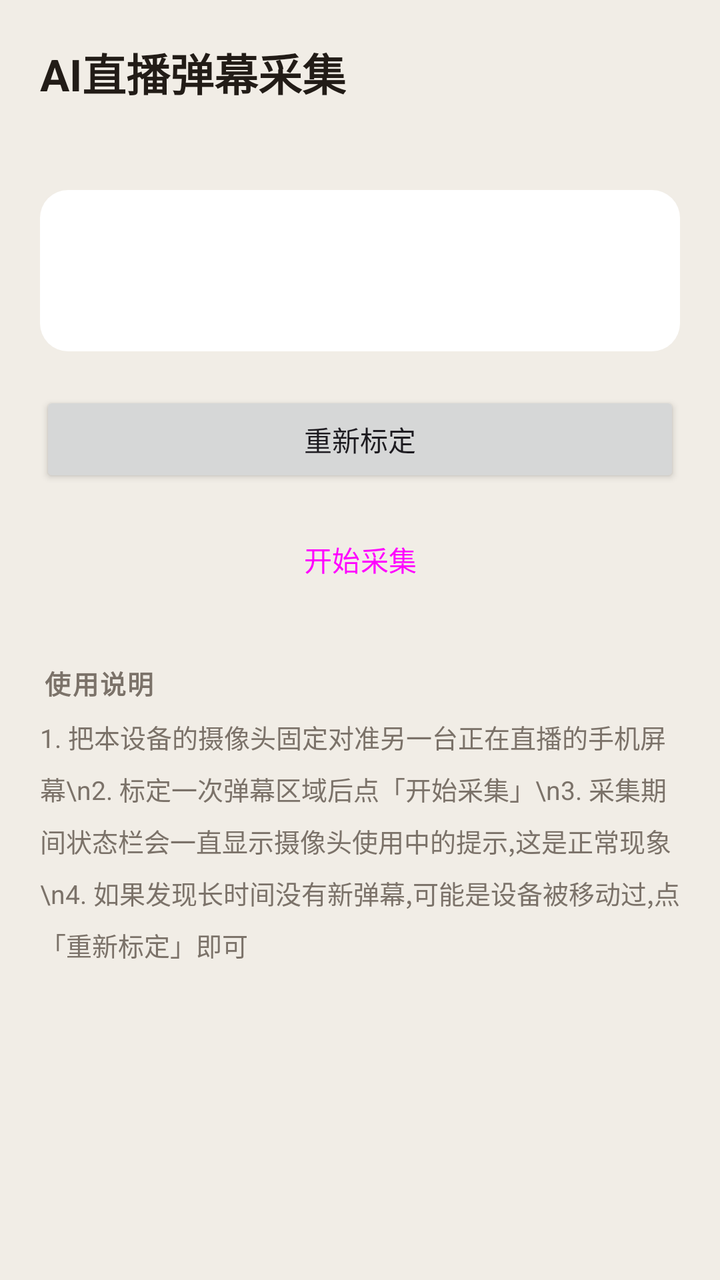
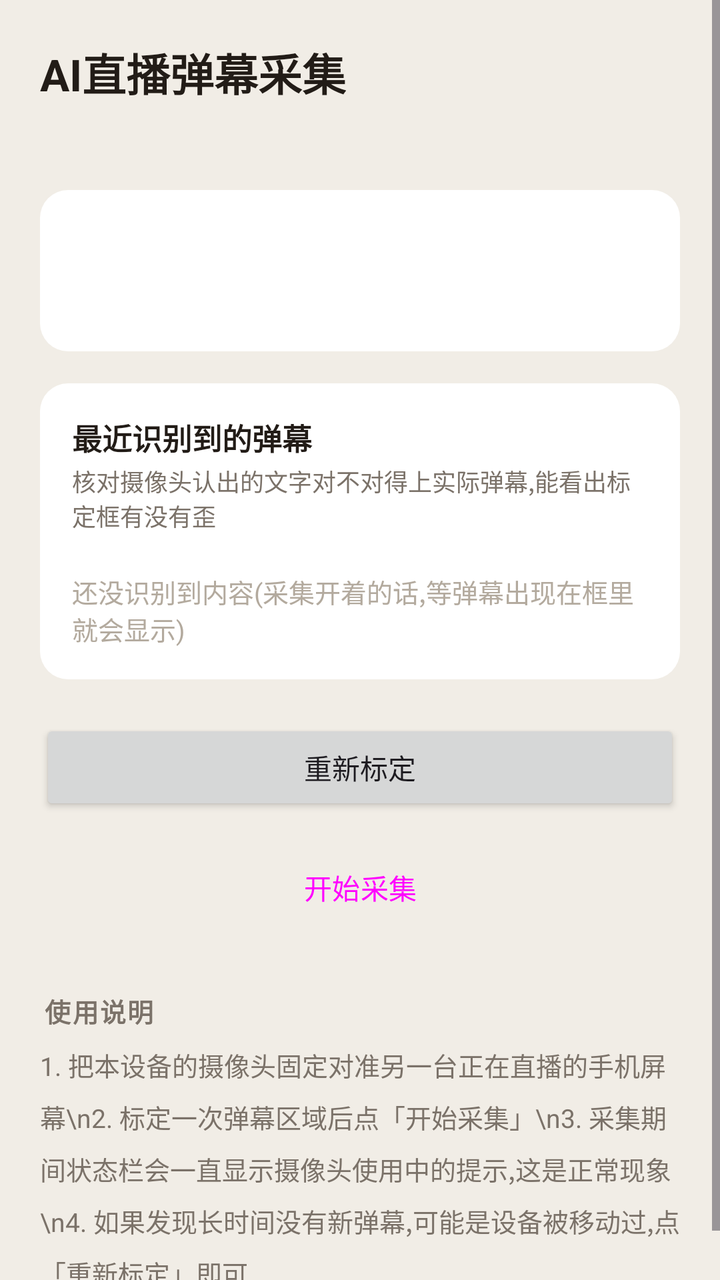

Compare the two renders of this Android layout. The source of the first and the diff that turns it into the second are given below.
<!-- AndroidManifest.xml: application theme Theme.Vision -->
<!-- res/layout/activity_main.xml -->
<?xml version="1.0" encoding="utf-8"?>
<ScrollView xmlns:android="http://schemas.android.com/apk/res/android"
    android:layout_width="match_parent"
    android:layout_height="match_parent"
    android:background="@color/bg_page"
    android:fillViewport="true">

    <LinearLayout
        android:layout_width="match_parent"
        android:layout_height="wrap_content"
        android:orientation="vertical"
        android:padding="20dp">

        <TextView
            android:layout_width="wrap_content"
            android:layout_height="wrap_content"
            android:text="@string/app_name"
            android:textSize="22sp"
            android:textStyle="bold"
            android:textColor="@color/ink" />

        <TextView
            android:id="@+id/storeInfo"
            android:layout_width="match_parent"
            android:layout_height="wrap_content"
            android:layout_marginTop="4dp"
            android:textColor="@color/muted"
            android:textSize="13.5sp" />

        <LinearLayout
            android:layout_width="match_parent"
            android:layout_height="wrap_content"
            android:layout_marginTop="20dp"
            android:orientation="vertical"
            android:background="@drawable/bg_card_white"
            android:padding="16dp">

            <TextView
                android:id="@+id/statusCalibration"
                android:layout_width="match_parent"
                android:layout_height="wrap_content"
                android:textColor="@color/ink"
                android:textSize="15sp" />

            <TextView
                android:id="@+id/statusCapture"
                android:layout_width="match_parent"
                android:layout_height="wrap_content"
                android:layout_marginTop="8dp"
                android:textColor="@color/ink"
                android:textSize="15sp" />

            <TextView
                android:id="@+id/statusWarn"
                android:layout_width="match_parent"
                android:layout_height="wrap_content"
                android:layout_marginTop="8dp"
                android:textColor="@color/bad"
                android:textSize="13.5sp"
                android:visibility="gone" />
        </LinearLayout>

        <Button
            android:id="@+id/btnCalibrate"
            android:layout_width="match_parent"
            android:layout_height="wrap_content"
            android:layout_marginTop="20dp"
            android:text="重新标定" />

        <Button
            android:id="@+id/btnToggleCapture"
            style="@style/Widget.Material3.Button.TonalButton"
            android:layout_width="match_parent"
            android:layout_height="wrap_content"
            android:layout_marginTop="12dp"
            android:text="开始采集" />

        <TextView
            android:layout_width="wrap_content"
            android:layout_height="wrap_content"
            android:layout_marginTop="28dp"
            android:text="使用说明"
            style="@style/SecTitle" />

        <TextView
            android:layout_width="match_parent"
            android:layout_height="wrap_content"
            android:textColor="@color/muted"
            android:textSize="13sp"
            android:lineSpacingMultiplier="1.4"
            android:text="1. 把本设备的摄像头固定对准另一台正在直播的手机屏幕\n2. 标定一次弹幕区域后点「开始采集」\n3. 采集期间状态栏会一直显示摄像头使用中的提示,这是正常现象\n4. 如果发现长时间没有新弹幕,可能是设备被移动过,点「重新标定」即可" />
    </LinearLayout>
</ScrollView>
<!-- resources referenced by this layout -->
<resources>
  <color name="bad">#D63D3D</color>
  <color name="bg_page">#F1EDE6</color>
  <color name="ink">#221C17</color>
  <color name="muted">#7B7269</color>
  <!-- drawable bg_card_white (drawable) -->
  <?xml version="1.0" encoding="utf-8"?>
  <shape xmlns:android="http://schemas.android.com/apk/res/android">
      <solid android:color="@color/white" />
      <corners android:radius="14dp" />
  </shape>
  <string name="app_name">AI直播弹幕采集</string>
  <style name="SecTitle">
          <item name="android:layout_width">match_parent</item>
          <item name="android:layout_height">wrap_content</item>
          <item name="android:layout_marginTop">16dp</item>
          <item name="android:layout_marginBottom">8dp</item>
          <item name="android:paddingHorizontal">2dp</item>
          <item name="android:textColor">@color/muted</item>
          <item name="android:textSize">13sp</item>
          <item name="android:textStyle">bold</item>
          <item name="android:letterSpacing">0.06</item>
      </style>
  <style name="Theme.Vision" parent="Theme.Material3.Light.NoActionBar">
          <item name="colorPrimary">@color/brand</item>
          <item name="colorOnPrimary">#FFFFFF</item>
          <item name="colorSecondaryContainer">#FFF1E7</item>
          <item name="colorOnSecondaryContainer">#C9500A</item>
          <item name="android:statusBarColor">#FFFFFF</item>
          <item name="android:navigationBarColor">#FFFFFF</item>
          <item name="android:windowLightStatusBar">true</item>
          <item name="android:windowLightNavigationBar" tools:targetApi="o_mr1">true</item>
          <item name="android:windowBackground">#FFFFFF</item>
          <item name="materialAlertDialogTheme">@style/ThemeOverlay.Vision.Dialog</item>
          <item name="alertDialogTheme">@style/ThemeOverlay.Vision.Dialog</item>
      </style>
  <color name="white">#FFFFFF</color>
  <color name="brand">#E8620E</color>
  <style name="ThemeOverlay.Vision.Dialog" parent="ThemeOverlay.Material3.MaterialAlertDialog">
          <item name="colorSurface">#FFFFFF</item>
          <item name="colorOnSurface">#221C17</item>
          <item name="colorOnSurfaceVariant">#7B7269</item>
          <item name="colorPrimary">#E8620E</item>
          <item name="shapeAppearanceOverlay">@style/ShapeAppearanceOverlay.Vision.Dialog</item>
      </style>
  <style name="ShapeAppearanceOverlay.Vision.Dialog" parent="">
          <item name="cornerFamily">rounded</item>
          <item name="cornerSize">20dp</item>
      </style>
</resources>

<!-- the commit's change to res/layout/activity_main.xml (unified diff, before → after) -->
@@ -60,6 +60,48 @@
                 android:visibility="gone" />
         </LinearLayout>
 
+        
+        <LinearLayout
+            android:layout_width="match_parent"
+            android:layout_height="wrap_content"
+            android:layout_marginTop="16dp"
+            android:orientation="vertical"
+            android:background="@drawable/bg_card_white"
+            android:padding="16dp">
+
+            <TextView
+                android:layout_width="match_parent"
+                android:layout_height="wrap_content"
+                android:text="最近识别到的弹幕"
+                android:textColor="@color/ink"
+                android:textSize="15sp"
+                android:textStyle="bold" />
+
+            <TextView
+                android:layout_width="match_parent"
+                android:layout_height="wrap_content"
+                android:layout_marginTop="2dp"
+                android:text="核对摄像头认出的文字对不对得上实际弹幕,能看出标定框有没有歪"
+                android:textColor="@color/muted"
+                android:textSize="12sp" />
+
+            <LinearLayout
+                android:id="@+id/recognizedList"
+                android:layout_width="match_parent"
+                android:layout_height="wrap_content"
+                android:layout_marginTop="10dp"
+                android:orientation="vertical" />
+
+            <TextView
+                android:id="@+id/recognizedEmpty"
+                android:layout_width="match_parent"
+                android:layout_height="wrap_content"
+                android:layout_marginTop="10dp"
+                android:text="还没识别到内容(采集开着的话,等弹幕出现在框里就会显示)"
+                android:textColor="@color/faint"
+                android:textSize="13sp" />
+        </LinearLayout>
+
         <Button
             android:id="@+id/btnCalibrate"
             android:layout_width="match_parent"
<!-- resource entries referenced after the edit -->
@@ -2,6 +2,7 @@
 <resources>
   <color name="bad">#D63D3D</color>
   <color name="bg_page">#F1EDE6</color>
+  <color name="faint">#B3AA9E</color>
   <color name="ink">#221C17</color>
   <color name="muted">#7B7269</color>
   <!-- drawable bg_card_white (drawable) -->
